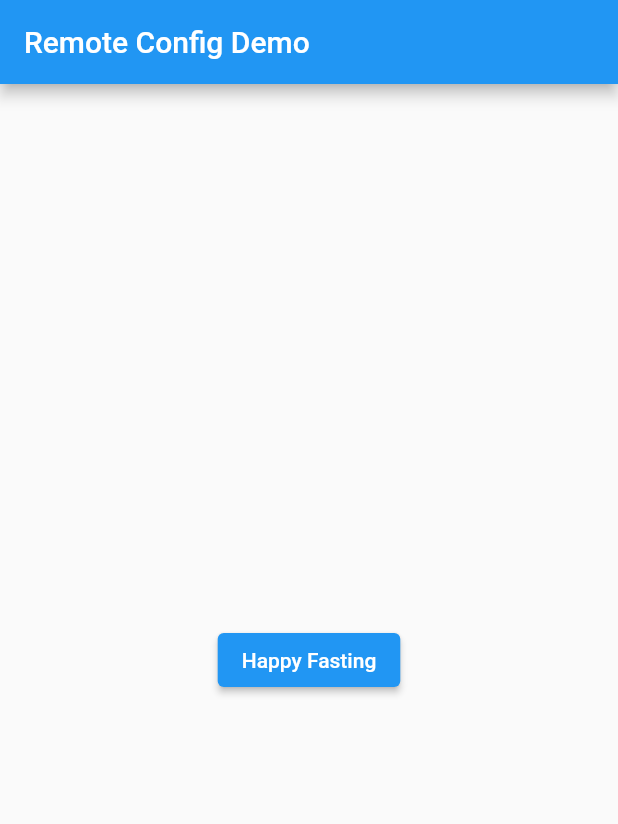
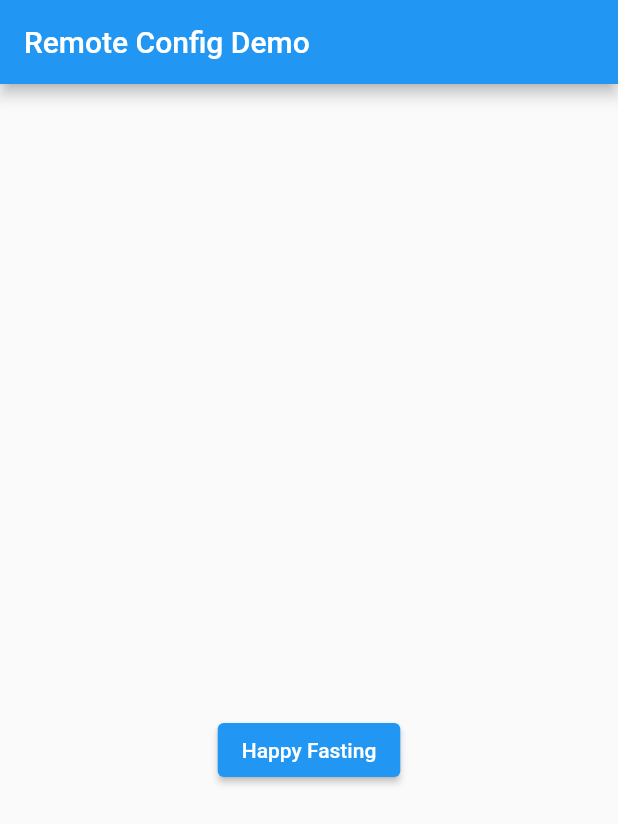
Before and after one commit to yasfdany/remote_config_demo, a Flutter app: the screen it shows after launch, on a phone screen of 412 x 824 dp. Shown: the top 824 px of the screen. Run offline on Flutter 3.47's test engine with Material 2 defaults, Android fonts, the phone set to English and light mode, and no system bars; our stand-ins replace firebase_core, firebase_remote_config; accounts and stored records are empty.

Commit message:
Sensitive UI

```diff
--- a/lib/app.dart
+++ b/lib/app.dart
@@ -26,6 +26,9 @@ class _AppState extends State<App> {
         title: const Text('Remote Config Demo'),
       ),
       body: Center(
+        child: AnimatedContainer(
+          duration: const Duration(milliseconds: 300),
+          margin: EdgeInsets.only(top: isAlredyEid ? 0 : 120),
           child: ElevatedButton(
             onPressed: () {},
             style: ElevatedButton.styleFrom(
@@ -33,6 +36,7 @@ class _AppState extends State<App> {
             ),
             child: Text(
               isAlredyEid ? 'Happy Eid Mubarrak' : 'Happy Fasting',
+            ),
           ),
         ),
       ),
```
Lines whose indentation alone changed are shown as unchanged.
